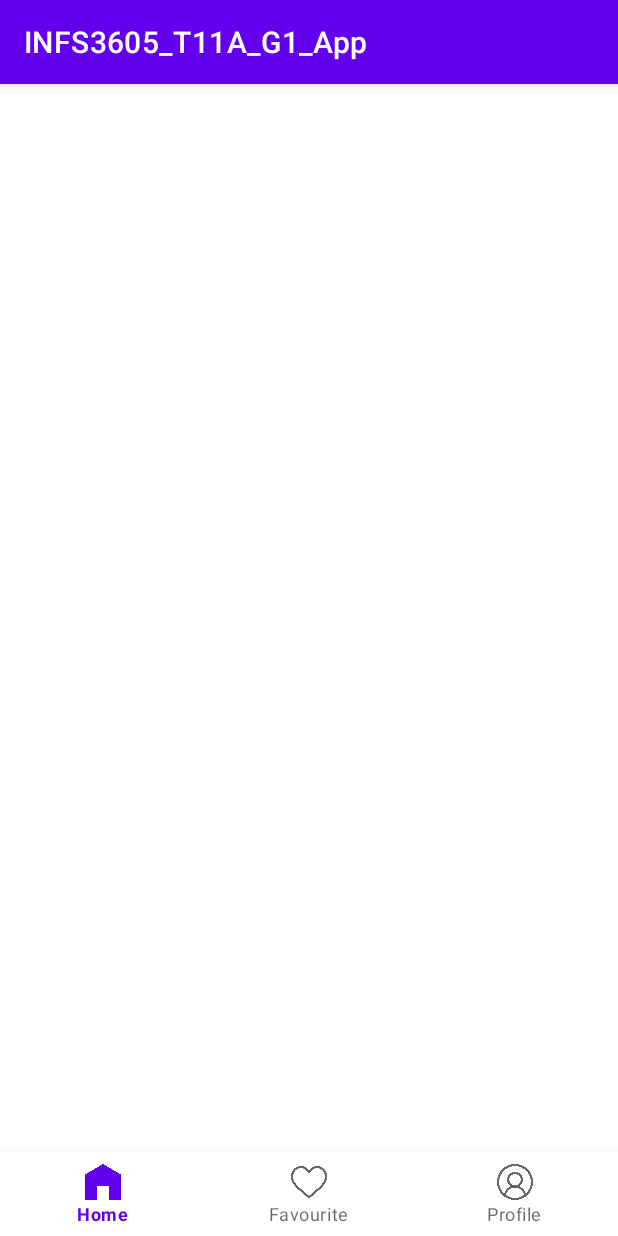
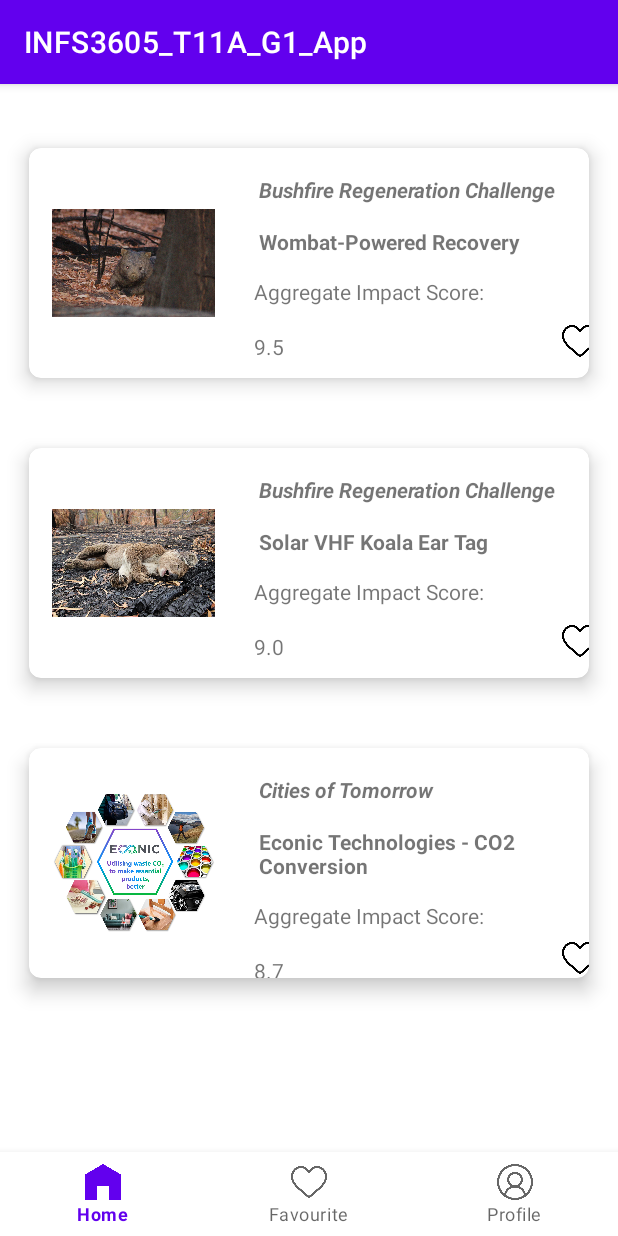
Before and after one commit to fionawahidin/INFS3605_T11A_G1_App, an Android app: the MainActivity screen opened directly, with no data from a screen before it, on a phone screen of 412 x 824 dp. Run offline under Robolectric (Android 15) with nearby library versions, the phone set to English and light mode, and no system bars.

Commit message:
Project list and project detail

```diff
--- a/app/src/main/java/com/example/infs3605_t11a_g1_app/MainActivity.java
+++ b/app/src/main/java/com/example/infs3605_t11a_g1_app/MainActivity.java
@@ -1,14 +1,42 @@
 package com.example.infs3605_t11a_g1_app;
 
 import androidx.appcompat.app.AppCompatActivity;
+import androidx.recyclerview.widget.LinearLayoutManager;
+import androidx.recyclerview.widget.RecyclerView;
 
+import android.content.Intent;
 import android.os.Bundle;
+import android.view.View;
 
 public class MainActivity extends AppCompatActivity {
+    private RecyclerView mRecyclerView;
+    private SolutionAdapter mAdapter;
+    private RecyclerView.LayoutManager mLayoutManager;
 
     @Override
     protected void onCreate(Bundle savedInstanceState) {
         super.onCreate(savedInstanceState);
         setContentView(R.layout.activity_main);
+
+        mRecyclerView = findViewById(R.id.rv_list);
+        mRecyclerView.setHasFixedSize(true);
+
+        mLayoutManager = new LinearLayoutManager(this);
+        mRecyclerView.setLayoutManager(mLayoutManager);
+
+        SolutionAdapter.RecyclerViewClickListener listener = new SolutionAdapter.RecyclerViewClickListener() {
+            @Override
+            public void onClick(View view, String solutionCode) {
+                launchDetailActivity(solutionCode);
+            }
+        };
+        mAdapter = new SolutionAdapter(Solution.getSolutions(), listener);
+        mRecyclerView.setAdapter(mAdapter);
+    }
+
+    protected void launchDetailActivity(String code) {
+        Intent intent = new Intent(this, DetailActivity.class);
+        intent.putExtra("Code", code);
+        startActivity(intent);
     }
 }
--- /dev/null
+++ b/app/src/main/java/com/example/infs3605_t11a_g1_app/Solution.java
@@ -0,0 +1,71 @@
+package com.example.infs3605_t11a_g1_app;
+
+import java.util.ArrayList;
+
+public class Solution {
+    private String title;
+    private String challenge;
+    private String rating;
+    private int image;
+    private String code;
+    private String desc;
+
+    // Constructor
+    public Solution(String title, String challenge, String rating, int image, String code, String desc) {
+        this.title = title;
+        this.challenge = challenge;
+        this.rating = rating;
+        this.image = image;
+        this.code = code;
+        this.desc = desc;
+    }
+
+    // Getters and setters
+    public String getTitle() { return title; }
+
+    public void setTitle(String title) { this.title = title; }
+
+    public String getChallenge() { return challenge; }
+
+    public void setChallenge(String challenge) { this.challenge = challenge; }
+
+    public String getRating() { return rating; }
+
+    public void setRating(String rating) { this.rating = rating; }
+
+    public int getImage() { return image; }
+
+    public void setImage(int image) { this.image = image; }
+
+    public String getCode() { return code; }
+
+    public void setCode(String code) { this.code = code; }
+
+    public String getDesc() { return desc; }
+
+    public void setDesc(String desc) { this.desc = desc; }
+
+    public static ArrayList<Solution> getSolutions() {
+        ArrayList<Solution> solutions = new ArrayList<>();
+
+        solutions.add(new Solution("Wombat-Powered Recovery", "Bushfire Regeneration Challenge",
+                "9.5", R.drawable.wombat, "s1",
+                "Wombat-powered recovery: harnessing an ecosystem engineer to increase bushfire resilience"));
+        solutions.add(new Solution("Solar VHF Koala Ear Tag", "Bushfire Regeneration Challenge",
+                "9.0", R.drawable.koala, "s2",
+                "Finding furry friends forever - solar VHF koala ear tag"));
+        solutions.add(new Solution("Econic Technologies - CO2 Conversion", "Cities of Tomorrow",
+                "8.7", R.drawable.econic, "s3",
+                "Turning CO2 into endless value Econic creates value - environmental, economic and performance - from captured waste CO2 for the polymer industry"));
+        return solutions;
+    }
+
+    public static Solution getSolution(String code) {
+        for (Solution solution : getSolutions()) {
+            if(solution.getCode().equals(code)) {
+                return solution;
+            }
+        }
+        return null;
+    }
+}
--- /dev/null
+++ b/app/src/main/java/com/example/infs3605_t11a_g1_app/SolutionAdapter.java
@@ -0,0 +1,72 @@
+package com.example.infs3605_t11a_g1_app;
+
+import android.view.LayoutInflater;
+import android.view.View;
+import android.view.ViewGroup;
+import android.widget.ImageView;
+import android.widget.TextView;
+
+import androidx.annotation.NonNull;
+import androidx.recyclerview.widget.RecyclerView;
+
+import java.util.List;
+
+public class SolutionAdapter extends RecyclerView.Adapter<SolutionAdapter.ViewHolder> {
+    private List<Solution> mSolutions;
+    private RecyclerViewClickListener mListener;
+
+    public SolutionAdapter(List<Solution> solutions, RecyclerViewClickListener listener) {
+        mSolutions = solutions;
+        mListener = listener;
+    }
+
+    @NonNull
+    @Override
+    public SolutionAdapter.ViewHolder onCreateViewHolder(@NonNull ViewGroup parent, int viewType) {
+        View v = LayoutInflater.from(parent.getContext()).inflate(R.layout.solution_list_view, parent, false);
+        return new ViewHolder(v, mListener);
+    }
+
+    // Shows the Holiday destination on screen that has been filtered
+    @Override
+    public void onBindViewHolder(@NonNull SolutionAdapter.ViewHolder holder, int position) {
+        Solution solution = mSolutions.get(position);
+
+        holder.mTitle.setText(solution.getTitle());
+        holder.mChallenge.setText(solution.getChallenge());
+        holder.mRating.setText(solution.getRating());
+        holder.mImage.setImageResource(solution.getImage());
+        holder.itemView.setTag(solution.getCode());
+    }
+
+    @Override
+    public int getItemCount() {
+        return mSolutions.size();
+    }
+
+    public interface RecyclerViewClickListener {
+        void onClick(View view, String holidaySymbol);
+    }
+
+    public class ViewHolder extends RecyclerView.ViewHolder implements View.OnClickListener {
+        private TextView mTitle, mChallenge, mRating;
+        private ImageView mImage;
+        private RecyclerViewClickListener mListener;
+
+        public ViewHolder(View view, RecyclerViewClickListener listener) {
+            super(view);
+            mTitle = view.findViewById(R.id.tv_title);
+            mChallenge = view.findViewById(R.id.tv_challenge);
+            mRating = view.findViewById(R.id.tv_rating);
+            mImage = view.findViewById(R.id.iv_solutionImage);
+            mListener = listener;
+            view.setOnClickListener(this);
+        }
+
+        // Shows the correct destination based on the click
+        @Override
+        public void onClick (View view) {
+            mListener.onClick(view, (String) view.getTag());
+        }
+    }
+}
--- a/app/src/main/res/layout/activity_main.xml
+++ b/app/src/main/res/layout/activity_main.xml
@@ -7,6 +7,7 @@
     tools:context=".MainActivity">
 
     <FrameLayout
+        android:id="@+id/frameLayout"
         android:layout_width="0dp"
         android:layout_height="0dp"
         app:layout_constraintBottom_toTopOf="@+id/bottomNavigationView2"
@@ -28,4 +29,13 @@
         app:layout_constraintVertical_bias="1.0"
         app:menu="@menu/menu_main" />
 
+    <androidx.recyclerview.widget.RecyclerView
+        android:id="@+id/rv_list"
+        android:layout_width="409dp"
+        android:layout_height="673dp"
+        app:layout_constraintBottom_toTopOf="@+id/frameLayout"
+        app:layout_constraintEnd_toEndOf="parent"
+        app:layout_constraintStart_toStartOf="parent"
+        app:layout_constraintTop_toTopOf="parent" />
+
 </androidx.constraintlayout.widget.ConstraintLayout>
--- /dev/null
+++ b/app/src/main/res/layout/solution_list_view.xml
@@ -0,0 +1,83 @@
+<?xml version="1.0" encoding="utf-8"?>
+<androidx.cardview.widget.CardView
+    xmlns:android="http://schemas.android.com/apk/res/android"
+    xmlns:app="http://schemas.android.com/apk/res-auto"
+    android:layout_width="match_parent"
+    android:layout_height="wrap_content"
+    android:layout_margin="5dp"
+    app:cardBackgroundColor="@color/white"
+    app:cardCornerRadius="8dp"
+    app:cardElevation="8dp"
+    app:cardMaxElevation="10dp"
+    app:cardPreventCornerOverlap="true"
+    app:cardUseCompatPadding="true">
+
+    <RelativeLayout
+        android:layout_width="379dp"
+        android:layout_height="153dp">
+
+        <ImageView
+            android:id="@+id/iv_solutionImage"
+            android:layout_width="119dp"
+            android:layout_height="149dp"
+            android:layout_marginStart="10dp"
+            android:layout_marginTop="10dp"
+            android:layout_marginEnd="10dp"
+            android:layout_marginBottom="10dp"
+            android:contentDescription="@string/app_name"
+            android:padding="5dp" />
+
+        <TextView
+            android:id="@+id/tv_aggTitle"
+            android:layout_width="match_parent"
+            android:layout_height="wrap_content"
+            android:layout_below="@+id/tv_title"
+            android:layout_alignStart="@+id/tv_title"
+            android:layout_marginStart="-3dp"
+            android:layout_marginTop="14dp"
+            android:drawablePadding="2dp"
+            android:text="@string/aggregate_impact_score" />
+
+        <TextView
+            android:id="@+id/tv_rating"
+            android:layout_width="wrap_content"
+            android:layout_height="wrap_content"
+            android:layout_below="@+id/tv_aggTitle"
+            android:layout_alignStart="@+id/tv_aggTitle"
+            android:layout_marginStart="0dp"
+            android:layout_marginTop="17dp" />
+
+        <TextView
+            android:id="@+id/tv_challenge"
+            android:layout_width="219dp"
+            android:layout_height="wrap_content"
+            android:layout_alignTop="@+id/iv_solutionImage"
+            android:layout_marginStart="14dp"
+            android:layout_marginTop="8dp"
+            android:layout_toEndOf="@+id/iv_solutionImage"
+            android:text=""
+            android:textStyle="bold|italic" />
+
+        <TextView
+            android:id="@+id/tv_title"
+            android:layout_width="223dp"
+            android:layout_height="wrap_content"
+            android:layout_below="@+id/tv_challenge"
+            android:layout_alignStart="@+id/tv_challenge"
+            android:layout_marginStart="0dp"
+            android:layout_marginTop="15dp"
+            android:text=""
+            android:textStyle="bold" />
+
+        <ImageView
+            android:id="@+id/iv_favourite"
+            android:layout_width="37dp"
+            android:layout_height="37dp"
+            android:layout_alignBottom="@+id/tv_rating"
+            android:layout_marginStart="185dp"
+            android:layout_marginBottom="-5dp"
+            android:layout_toEndOf="@+id/tv_rating"
+            app:srcCompat="@drawable/favourite_icon" />
+
+    </RelativeLayout>
+</androidx.cardview.widget.CardView>
--- a/app/src/main/res/values/strings.xml
+++ b/app/src/main/res/values/strings.xml
@@ -7,4 +7,7 @@
     <string name="password">Password</string>
     <string name="no_account">Don\u0027t have an account? <b>Sign Up</b></string>
     <string name="forgot_password">Forgot password?</string>
+    <string name="aggregate_impact_score">Aggregate Impact Score:</string>
+    <string name="back">Back</string>
+    <string name="description">Description</string>
 </resources>
```
Also changed, not shown: app/src/main/java/com/example/infs3605_t11a_g1_app/DetailActivity.java (added, +50 -0 lines), app/src/main/res/layout/activity_detail.xml (added, +96 -0 lines), app/src/main/res/drawable/econic.jpeg (added), app/src/main/res/drawable/heart.png (added), app/src/main/res/drawable/koala.jpeg (added), app/src/main/res/drawable/wombat.jpeg (added).
